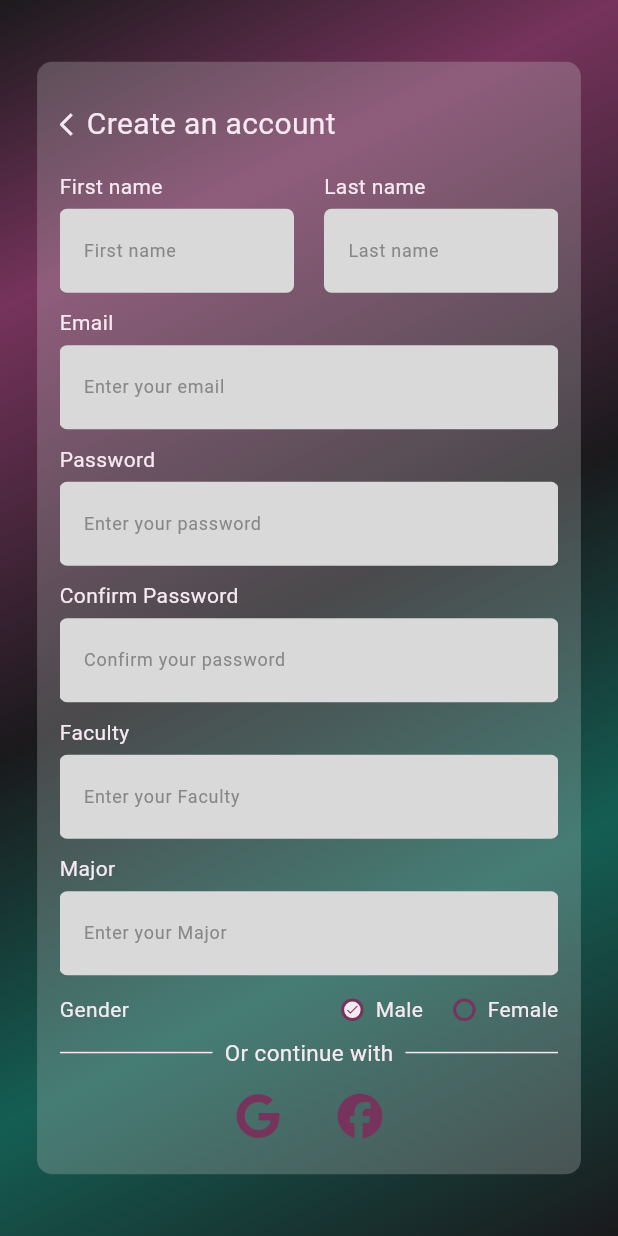
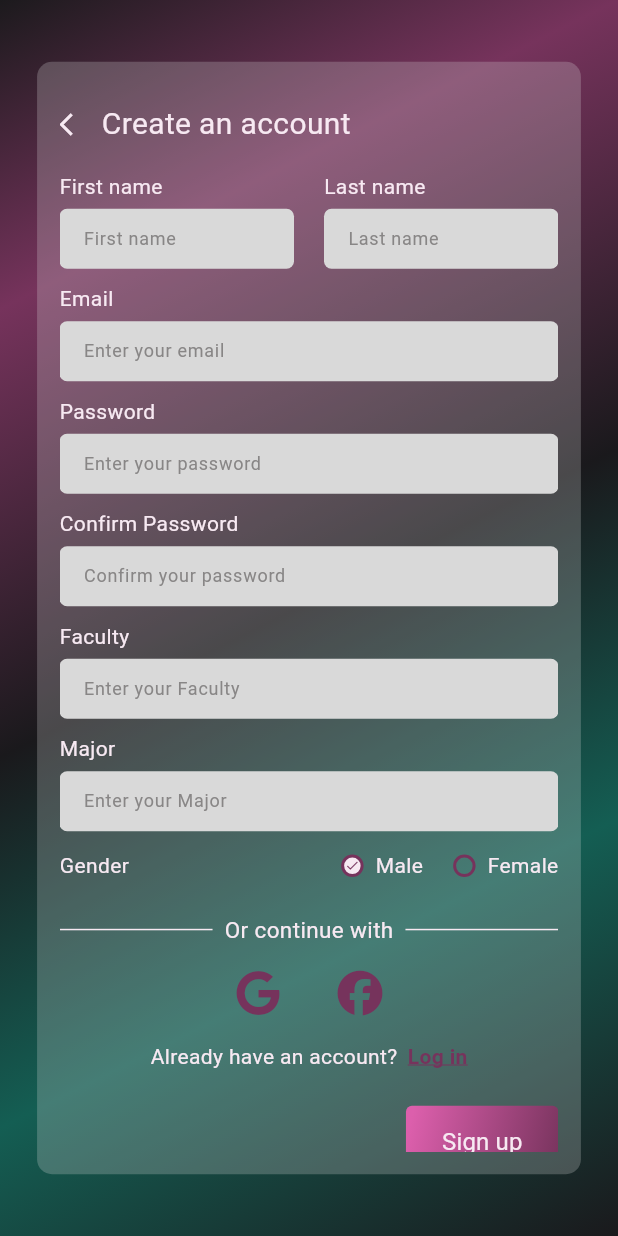
Before and after one commit to somayaSaeed/mentroV, a Flutter app: the SignUpView screen opened by its route, on a phone screen of 412 x 824 dp. Run offline on Flutter 3.47's test engine with Material 3 defaults, Android fonts, the phone set to English and light mode, and no system bars; our stand-ins replace font_awesome_flutter, go_router.

Commit message:
create Sign Up screen. create Log in screen.

```diff
--- a/lib/core/widgets/text_field.dart
+++ b/lib/core/widgets/text_field.dart
@@ -6,8 +6,18 @@ class CustomTextFormField extends StatelessWidget {
   String text;
 
   String label;
+  TextInputType keyboardType;
+  String? Function(String?) validator;
+  TextEditingController controller;
+  CustomTextFormField({
+    super.key,
+    required this.text,
+    required this.label,
+    required this.validator,
+    required this.controller,
+    this.keyboardType = TextInputType.text,
 
-  CustomTextFormField({super.key, required this.text, required this.label});
+  });
 
   @override
   Widget build(BuildContext context) {
@@ -16,10 +26,16 @@ class CustomTextFormField extends StatelessWidget {
       child: Column(
         crossAxisAlignment: CrossAxisAlignment.start,
         children: [
-          Text(text
-          ,style: Styles.textStyle14,),
-          const SizedBox(height: 5,),
-          TextFormField(
+          Text(
+            text,
+            style: Styles.textStyle14,
+          ),
+          const SizedBox(
+            height: 5,
+          ),
+          SizedBox(
+            height: 40,
+            child: TextFormField(
               cursorHeight: 20,
               cursorColor: ColorResources.gry4,
               decoration: InputDecoration(
@@ -53,6 +69,10 @@ class CustomTextFormField extends StatelessWidget {
                 labelStyle: Styles.textStyle12,
                 floatingLabelBehavior: FloatingLabelBehavior.never,
               ),
+              validator: validator,
+              keyboardType: keyboardType,
+              controller: controller,
+            ),
           ),
         ],
       ),
--- a/lib/features/registration/presentation/views/log_in_view.dart
+++ b/lib/features/registration/presentation/views/log_in_view.dart
@@ -8,10 +8,10 @@ class LogIn extends StatelessWidget {
 
   @override
   Widget build(BuildContext context) {
-    return const Scaffold(
+    return Scaffold(
       body: Stack(
         children: [
-          LogInBackground(),
+          const LogInBackground(),
           Center(
             child: SingleChildScrollView(
               child: LogInBody(),
--- a/lib/features/registration/presentation/widgets/SignUpGradientButton.dart
+++ b/lib/features/registration/presentation/widgets/SignUpGradientButton.dart
@@ -3,11 +3,11 @@ import 'package:flutter/material.dart';
 import '../../../../core/utils/themes.dart';
 
 
-class SignUpGradientButton extends StatelessWidget {
-  final String text;
+class FooterGradientButton extends StatelessWidget {
+  final String buttontext;
   final VoidCallback onPressed;
 
-  const SignUpGradientButton({super.key , required this.text,
+  const FooterGradientButton({super.key , required this.buttontext,
     required this.onPressed,});
 
   @override
@@ -39,7 +39,7 @@ class SignUpGradientButton extends StatelessWidget {
           ),
         ),
         child: Text(
-          text,
+          buttontext,
           style: Styles.textStyle16,
         ),
       ),
--- a/lib/features/registration/presentation/widgets/auth_view_body.dart
+++ b/lib/features/registration/presentation/widgets/auth_view_body.dart
@@ -19,7 +19,7 @@ class AuthViewBody extends StatelessWidget {
         const CustomGradientCircle(),
         const SizedBox(height: 70),
         GradientButton(
-          text: 'sign up',
+          text: 'Sign up',
           onPressed: () {
             GoRouter.of(context).push(AppRouter.kSignUp);
 
--- /dev/null
+++ b/lib/features/registration/presentation/widgets/footer.dart
@@ -0,0 +1,43 @@
+import 'package:flutter/material.dart';
+import 'SignUpGradientButton.dart';
+import 'have_account_text.dart';
+import 'or_divider.dart';
+import 'icons_row.dart';
+
+class footer extends StatelessWidget {
+String text1 ;
+String text2;
+String buttonText;
+Function() buttonAction ;
+Function() textAction;
+
+   footer({super.key,required this.text1 , required this.text2 , required this.buttonAction ,required this.textAction, required this.buttonText});
+
+  @override
+  Widget build(BuildContext context) {
+    return Column(
+      children: [
+        const SizedBox(height: 22),
+        const OrDivider(),
+        const SizedBox(height: 8),
+        const IconsRow(),
+        const SizedBox(height: 8),
+        AlreadyHaveAccount(
+          onTap: textAction,
+          text1: text1,
+          text2: text2,
+        ),
+        const SizedBox(height: 23),
+        Row(
+          mainAxisAlignment: MainAxisAlignment.end,
+          children: [
+            FooterGradientButton(
+               onPressed: buttonAction, buttontext: buttonText,
+
+            ),
+          ],
+        )
+      ],
+    );
+  }
+}
--- a/lib/features/registration/presentation/widgets/have_account_text.dart
+++ b/lib/features/registration/presentation/widgets/have_account_text.dart
@@ -17,14 +17,14 @@ class AlreadyHaveAccount extends StatelessWidget {
       children: [
          Text(
           text1,
-          style: Styles.textStyle16
+          style: Styles.textStyle14
         ),
-        const SizedBox(width: 5,),
+        const SizedBox(width: 3,),
         GestureDetector(
           onTap: onTap,
           child: Text(
             text2,
-            style: TextStyle( fontSize: 16,
+            style: TextStyle( fontSize: 14,
               fontWeight: FontWeight.w600,
               color: ColorResources.pink,
               decoration: TextDecoration.underline,
--- /dev/null
+++ b/lib/features/registration/presentation/widgets/log_in_Form.dart
@@ -0,0 +1,33 @@
+import 'package:flutter/cupertino.dart';
+
+import '../../../../core/widgets/text_field.dart';
+
+class LogInForm extends StatelessWidget {
+  final TextEditingController emailController;
+  final TextEditingController passwordController;
+
+  const LogInForm({super.key,
+    required this.emailController,
+    required this.passwordController,
+  });
+
+  @override
+  Widget build(BuildContext context) {
+    return Column(
+      children: [
+        CustomTextFormField(
+          text: 'Email',
+          label: 'Enter your email',
+          validator: (String? text) => text == null || text.isEmpty ? 'Please enter the email' : null,
+          controller: emailController,
+        ),
+        CustomTextFormField(
+          text: 'Password',
+          label: 'Enter your password',
+          validator: (String? text) => text == null || text.isEmpty ? 'Please enter the password' : null,
+          controller: passwordController,
+        ),
+      ],
+    );
+  }
+}
--- a/lib/features/registration/presentation/widgets/log_in_view_body.dart
+++ b/lib/features/registration/presentation/widgets/log_in_view_body.dart
@@ -1,17 +1,18 @@
 import 'package:flutter/material.dart';
 import 'package:go_router/go_router.dart';
+import 'package:mentroverso/features/registration/presentation/widgets/log_in_Form.dart';
 
 import '../../../../core/utils/app_routes.dart';
 import '../../../../core/utils/color_resources.dart';
 import '../../../../core/utils/themes.dart';
-import '../../../../core/widgets/text_field.dart';
-import 'SignUpGradientButton.dart';
-import 'have_account_text.dart';
-import 'icons_row.dart';
-import 'or_divider.dart';
+import 'footer.dart';
 
 class LogInBody extends StatelessWidget {
-  const LogInBody({super.key});
+  final TextEditingController emailController = TextEditingController();
+  final TextEditingController passwordController = TextEditingController();
+
+   LogInBody(
+      {super.key,});
 
   @override
   Widget build(BuildContext context) {
@@ -43,29 +44,27 @@ class LogInBody extends StatelessWidget {
               )
             ],
           ),
-          const Spacer(flex: 2,),
-          CustomTextFormField(
-            text: 'Email',
-            label: 'Enter your email',
+          const Spacer(
+            flex: 2,
           ),
-          CustomTextFormField(
-            text: 'Password',
-            label: 'Enter your password',
+          LogInForm(
+            emailController: emailController,
+            passwordController: passwordController,
           ),
-          const Spacer(flex: 1,),
-          const SizedBox(height: 16),
-          const OrDivider(),
-          const SizedBox(height: 8),
-          const IconsRow(),
-          AlreadyHaveAccount(
-            onTap: () {
+          const Spacer(
+            flex: 1,
+          ),
+          footer(
+            text1: 'Don’t have an account?',
+            text2: ' Sign up ',
+            buttonAction: () {
+              // GoRouter.of(context).push(AppRouter.kHome);
+
+            },
+            textAction: () {
               GoRouter.of(context).push(AppRouter.kSignUp);
-            }, text1: 'Don’t have an account? ', text2: 'Sign up ',
-          ),
-          const Spacer(),
-          SignUpGradientButton(
-            text: "Log in",
-            onPressed: () {},
+
+            }, buttonText: 'Log in',
           ),
         ],
       ),
--- /dev/null
+++ b/lib/features/registration/presentation/widgets/sign_up_form.dart
@@ -0,0 +1,94 @@
+import 'package:flutter/material.dart';
+import 'package:mentroverso/core/widgets/text_field.dart';
+
+import 'build_gender_option.dart';
+
+
+class SignUpForm extends StatelessWidget {
+  final TextEditingController firstNameController;
+  final TextEditingController lastNameController;
+  final TextEditingController emailController;
+  final TextEditingController passwordController;
+  final TextEditingController confirmPasswordController;
+  final TextEditingController facultyController;
+  final TextEditingController majorController;
+
+
+  const SignUpForm({
+    super.key,
+    required this.firstNameController,
+    required this.lastNameController,
+    required this.emailController,
+    required this.passwordController,
+    required this.confirmPasswordController,
+    required this.facultyController,
+    required this.majorController,
+  });
+
+  @override
+  Widget build(BuildContext context) {
+    return Column(
+      children: [
+        Row(
+          children: [
+            Expanded(
+              child: CustomTextFormField(
+                text: 'First name',
+                label: 'First name',
+                validator: (String? text) => text == null || text.isEmpty ? 'Please enter the first name' : null,
+                controller: firstNameController,
+              ),
+            ),
+            const SizedBox(width: 20),
+            Expanded(
+              child: CustomTextFormField(
+                text: 'Last name',
+                label: 'Last name',
+                validator: (String? text) => text == null || text.isEmpty ? 'Please enter the last name' : null,
+                controller: lastNameController,
+              ),
+            ),
+          ],
+        ),
+        CustomTextFormField(
+          text: 'Email',
+          label: 'Enter your email',
+          validator: (String? text) => text == null || text.isEmpty ? 'Please enter the email' : null,
+          controller: emailController,
+        ),
+        CustomTextFormField(
+          text: 'Password',
+          label: 'Enter your password',
+          validator: (String? text) => text == null || text.isEmpty ? 'Please enter the password' : null,
+          controller: passwordController,
+        ),
+        CustomTextFormField(
+          text: 'Confirm Password',
+          label: 'Confirm your password',
+          validator: (String? text) => text == null || text.isEmpty ? 'Please confirm your password' : null,
+          controller: confirmPasswordController,
+        ),
+        CustomTextFormField(
+          text: 'Faculty',
+          label: 'Enter your Faculty',
+          validator: (String? text) => text == null || text.isEmpty ? 'Please enter the Faculty' : null,
+          controller: facultyController,
+        ),
+        CustomTextFormField(
+          text: 'Major',
+          label: 'Enter your Major',
+          validator: (String? text) => text == null || text.isEmpty ? 'Please enter the Major' : null,
+          controller: majorController,
+        ),
+
+        const SizedBox(
+          height: 8,
+        ),
+        GenderPicker(
+          onGenderSelected: (String) {},
+        ),
+
+      ],
+    );
+  }
+}
--- /dev/null
+++ b/lib/features/registration/presentation/widgets/sign_up_header.dart
@@ -0,0 +1,35 @@
+import 'package:flutter/material.dart';
+import 'package:go_router/go_router.dart';
+import 'package:mentroverso/core/utils/color_resources.dart';
+import 'package:mentroverso/core/utils/themes.dart';
+import '../../../../core/utils/app_routes.dart';
+
+class SignUpHeader extends StatelessWidget {
+  const SignUpHeader({super.key});
+
+  @override
+  Widget build(BuildContext context) {
+    return Padding(
+      padding: const EdgeInsets.symmetric(vertical: 12),
+      child: Row(
+        children: [
+          InkWell(
+            onTap: () {
+              GoRouter.of(context).pop(AppRouter.router);
+            },
+            child: Icon(
+              Icons.arrow_back_ios,
+              color: ColorResources.white,
+              size: 18,
+            ),
+          ),
+          const SizedBox(width: 10),
+          Text(
+            'Create an account',
+            style: Styles.textStyle20,
+          ),
+        ],
+      ),
+    );
+  }
+}
--- a/lib/features/registration/presentation/widgets/sign_up_view_body.dart
+++ b/lib/features/registration/presentation/widgets/sign_up_view_body.dart
@@ -1,14 +1,11 @@
 import 'package:flutter/material.dart';
 import 'package:go_router/go_router.dart';
 import 'package:mentroverso/core/utils/color_resources.dart';
-import 'package:mentroverso/core/utils/themes.dart';
-import 'package:mentroverso/core/widgets/text_field.dart';
+import 'package:mentroverso/features/registration/presentation/widgets/footer.dart';
+import 'package:mentroverso/features/registration/presentation/widgets/sign_up_form.dart';
+import 'package:mentroverso/features/registration/presentation/widgets/sign_up_header.dart';
 import '../../../../core/utils/app_routes.dart';
-import 'SignUpGradientButton.dart';
-import 'build_gender_option.dart';
-import 'have_account_text.dart';
-import 'icons_row.dart';
-import 'or_divider.dart';
+import '../../../../core/utils/constants.dart';
 
 class SignUpViewBody extends StatefulWidget {
   const SignUpViewBody({super.key});
@@ -18,12 +15,20 @@ class SignUpViewBody extends StatefulWidget {
 }
 
 class _SignUpViewBodyState extends State<SignUpViewBody> {
+  final TextEditingController firstNameController = TextEditingController();
+  final TextEditingController lastNameController = TextEditingController();
+  final TextEditingController emailController = TextEditingController();
+  final TextEditingController passwordController = TextEditingController();
+  final TextEditingController confirmPasswordController =
+      TextEditingController();
+  final TextEditingController facultyController = TextEditingController();
+  final TextEditingController majorController = TextEditingController();
+
   @override
   Widget build(BuildContext context) {
     return Container(
-
-        height: MediaQuery.of(context).size.height * 0.90,
-        width: MediaQuery.of(context).size.width * 0.88,
+      height: Constant.getHeight(context) * 0.90,
+      width: Constant.getWidth(context) * 0.88,
       padding: const EdgeInsets.all(15),
       decoration: BoxDecoration(
         borderRadius: BorderRadius.circular(10),
@@ -32,94 +37,29 @@ class _SignUpViewBodyState extends State<SignUpViewBody> {
       child: SingleChildScrollView(
         child: Column(
           children: [
-            Padding(
-              padding: const EdgeInsets.symmetric(vertical: 12),
-              child: Row(
-                children: [
-                  InkWell(
-                    child: Icon(
-                      Icons.arrow_back_ios,
-                      color: ColorResources.white,
-                      size: 18,
-                    ),
-                    onTap: () {
-                      GoRouter.of(context).pop(AppRouter.router);
-                    },
-                  ),
-                  Text(
-                    'Create an account',
-                    style: Styles.textStyle20,
-                  )
-                ],
-              ),
+            const SignUpHeader(),
+            SignUpForm(
+              firstNameController: firstNameController,
+              lastNameController: lastNameController,
+              emailController: emailController,
+              passwordController: passwordController,
+              confirmPasswordController: confirmPasswordController,
+              facultyController: facultyController,
+              majorController: majorController,
             ),
-            Row(
-              children: [
-                Expanded(
-                  child: CustomTextFormField(
-                    text: 'First name',
-                    label: 'First name',
-                  ),
-                ),
-                const SizedBox(
-                  width: 20,
-                ),
-                Expanded(
-                  child: CustomTextFormField(
-                    text: 'Last name',
-                    label: 'Last name',
-                  ),
-                ),
-              ],
-            ),
-            CustomTextFormField(
-              text: 'Email',
-              label: 'Enter your email',
-            ),
-            CustomTextFormField(
-              text: 'Password',
-              label: 'Enter your password',
-            ),
-            CustomTextFormField(
-              text: 'Confirm Password',
-              label: 'Confirm your password',
-            ),
-            CustomTextFormField(
-              text: 'Faculty',
-              label: 'Enter your Faculty',
-            ),
-            CustomTextFormField(
-              text: 'Major',
-              label: 'Enter your Major',
-            ),
-            const SizedBox(
-              height: 8,
-            ),
-            GenderPicker(
-              onGenderSelected: (String) {},
-            ),
-            const SizedBox(height: 8),
-            const OrDivider(),
-            const SizedBox(height: 8),
-            const IconsRow(),
-            const SizedBox(height: 8),
-            AlreadyHaveAccount(
-              onTap: () {
-                GoRouter.of(context).push(AppRouter.kLogIn);
-              },
+            footer(
               text1: 'Already have an account? ',
               text2: 'Log in',
+              buttonAction: () {
+                // GoRouter.of(context).push(AppRouter.kHome);
+
+              },
+              textAction: () {
+                GoRouter.of(context).push(AppRouter.kLogIn);
+
+              }, buttonText: 'Sign up',
+
             ),
-            const SizedBox(height: 10),
-            Row(
-              mainAxisAlignment: MainAxisAlignment.center,
-              children: [
-                SignUpGradientButton(
-                  text: "Sign up",
-                  onPressed: () {},
-                ),
-              ],
-            )
           ],
         ),
       ),
```
Lines whose indentation alone changed are shown as unchanged.
